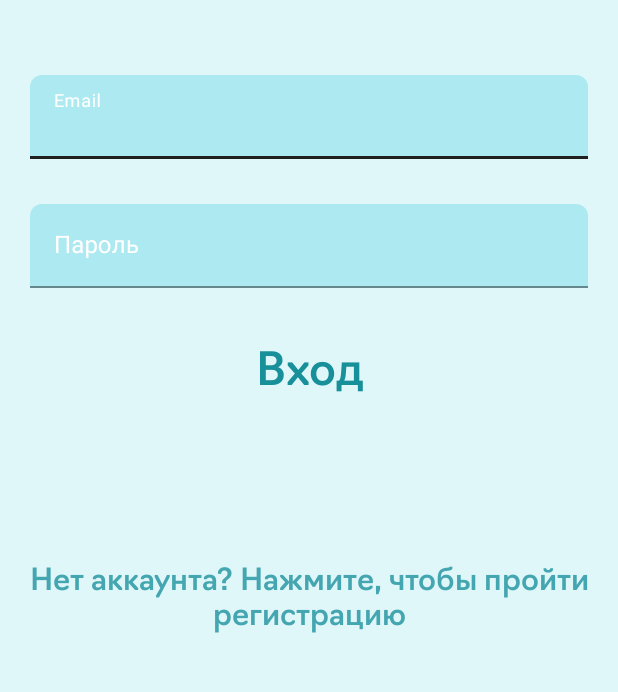
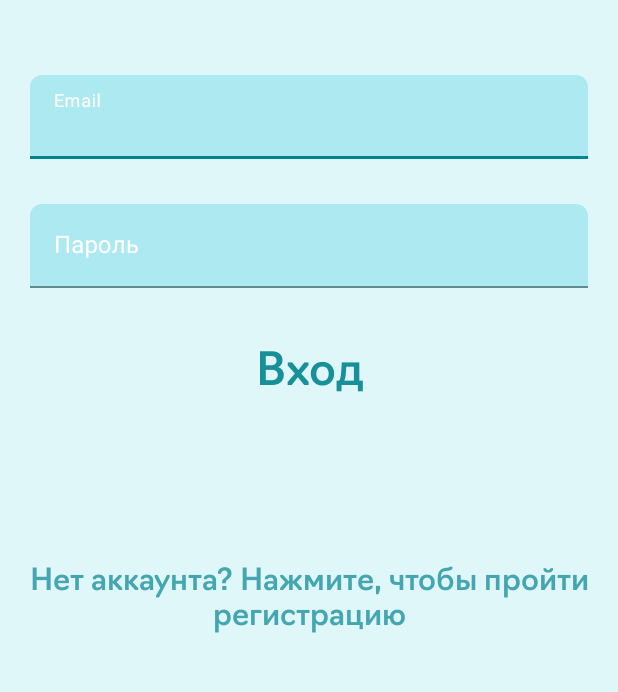
Before and after one commit to AlbatovK/Dira, an Android app: the screen it shows after launch (MainActivity), on a phone screen of 412 x 824 dp, the part 498-1190 px from its top. Run offline under Robolectric (Android 15) with nearby library versions, the light colour scheme and no system bars; our stand-ins replace Firebase (no records; nobody signed in at launch, a user with empty details on screens opened directly), navigation-ui.

Commit message:
:art: Brief design update

```diff
--- a/app/src/main/java/com/albatros/kplanner/model/module/ViewModelModule.kt
+++ b/app/src/main/java/com/albatros/kplanner/model/module/ViewModelModule.kt
@@ -2,10 +2,12 @@ package com.albatros.kplanner.model.module
 
 import com.albatros.kplanner.ui.fragments.enter.EnterViewModel
 import com.albatros.kplanner.ui.fragments.register.RegisterViewModel
+import com.albatros.kplanner.ui.fragments.welcome.WelcomeViewModel
 import org.koin.androidx.viewmodel.dsl.viewModel
 import org.koin.dsl.module
 
 val viewModelModule = module {
     viewModel { EnterViewModel(get(), get()) }
     viewModel { RegisterViewModel(get(), get()) }
+    viewModel { WelcomeViewModel(get()) }
 }
--- a/app/src/main/res/layout/register_fragment.xml
+++ b/app/src/main/res/layout/register_fragment.xml
@@ -81,6 +81,8 @@
         app:layout_constraintBottom_toTopOf="@+id/address_input"
         app:layout_constraintStart_toStartOf="parent"
         app:layout_constraintTop_toTopOf="parent"
+        app:layout_constraintVertical_bias="0.0"
+        android:layout_marginTop="50dp"
         app:srcCompat="@drawable/logo" />
 
 </androidx.constraintlayout.widget.ConstraintLayout>
--- a/app/src/main/res/navigation/nav_graph.xml
+++ b/app/src/main/res/navigation/nav_graph.xml
@@ -4,6 +4,12 @@
     xmlns:tools="http://schemas.android.com/tools"
     android:id="@+id/nav_graph"
     app:startDestination="@id/EnterFragment">
+
+    <fragment
+        android:id="@+id/WelcomeFragment"
+        android:name="com.albatros.kplanner.ui.fragments.welcome.WelcomeFragment"
+        android:label=""
+        tools:layout="@layout/welcome_fragment" />
 
     <fragment
         android:id="@+id/EnterFragment"
@@ -13,7 +19,11 @@
         tools:layout="@layout/enter_fragment">
         <action
             android:id="@+id/action_EnterFragment_to_RegisterFragment"
-            app:destination="@id/RegisterFragment"/>
+            app:destination="@id/RegisterFragment" />
+
+        <action
+            android:id="@+id/action_EnterFragment_to_WelcomeFragment"
+            app:destination="@id/WelcomeFragment" />
     </fragment>
 
     <fragment
@@ -21,6 +31,9 @@
         android:name="com.albatros.kplanner.ui.fragments.register.RegisterFragment"
         android:label=""
         tools:layout="@layout/register_fragment">
+        <action
+            android:id="@+id/action_RegisterFragment_to_WelcomeFragment"
+            app:destination="@id/WelcomeFragment" />
 
     </fragment>
 
--- a/app/src/main/res/values/themes.xml
+++ b/app/src/main/res/values/themes.xml
@@ -3,12 +3,14 @@
     <style name="Theme.KPlanner" parent="Theme.MaterialComponents.DayNight.DarkActionBar">
         <item name="android:windowTranslucentStatus">true</item>
         <item name="android:windowTranslucentNavigation">true</item>
-        <item name="colorPrimary">@color/purple_500</item>
-        <item name="colorPrimaryVariant">@color/purple_700</item>
+        <item name="colorPrimary">@color/dark_cyan</item>
+        <item name="colorPrimaryVariant">@color/dark_cyan</item>
         <item name="colorOnPrimary">@color/white</item>
         <item name="colorSecondary">@color/teal_200</item>
         <item name="colorSecondaryVariant">@color/teal_700</item>
         <item name="colorOnSecondary">@color/black</item>
+        <item name="android:navigationBarColor">@color/dark_cyan</item>
+        <item name="android:navigationBarDividerColor">@color/dark_cyan</item>
         <item name="android:statusBarColor" tools:targetApi="l">?attr/colorPrimaryVariant</item>
     </style>
 
```
Also changed, not shown: app/src/main/java/com/albatros/kplanner/ui/fragments/enter/EnterFragment.kt (+11 -3 lines), app/src/main/java/com/albatros/kplanner/ui/fragments/register/RegisterFragment.kt (+10 -4 lines), app/src/main/java/com/albatros/kplanner/ui/fragments/welcome/WelcomeFragment.kt (added, +47 -0 lines), app/src/main/java/com/albatros/kplanner/ui/fragments/welcome/WelcomeViewModel.kt (added, +9 -0 lines), app/src/main/res/layout/welcome_fragment.xml (added, +35 -0 lines).
